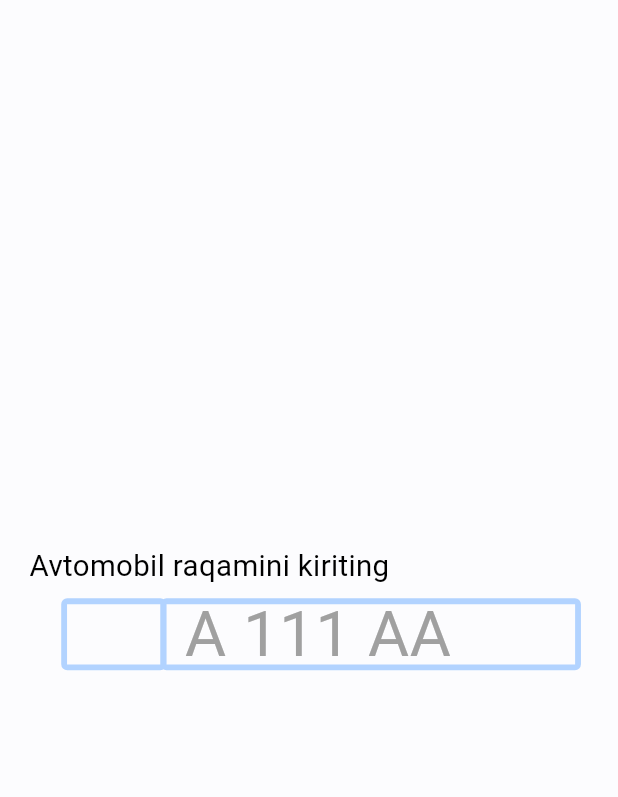
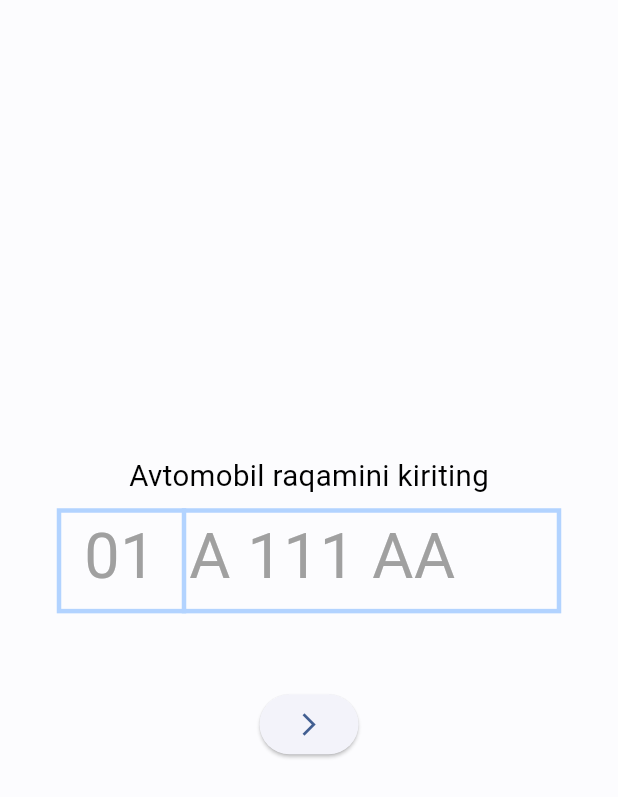
Before and after one commit to Abdurahim2704/markab, a Flutter app: the CarRegisterPage screen opened by its route, on a phone screen of 412 x 824 dp. Shown: the top 797 px of the screen. Run offline on Flutter 3.47's test engine with Material 3 defaults, Android fonts, the phone set to English and light mode, and no system bars; our stand-ins replace bloc, equatable, flutter_bloc, flutter_screenutil, flutter_svg, get_it and 4 more; accounts and stored records are empty; Roboto replaces fonts that are missing (Proxima Nova).

Commit message:
car register page ni ozgartirdim

```diff
--- a/lib/config/core/routes/route.dart
+++ b/lib/config/core/routes/route.dart
@@ -3,4 +3,5 @@ sealed class Routes {
   static const choosingRolePage = "choosing_role_page";
   static const otpPage = "otp_page";
   static const phoneNumberPage = "phone_number_page";
+  static const mapPage = "map_page";
 }
--- a/lib/features/auth/presentation/pages/car_register_page.dart
+++ b/lib/features/auth/presentation/pages/car_register_page.dart
@@ -1,6 +1,7 @@
 import 'package:flutter/material.dart';
 import 'package:flutter_screenutil/flutter_screenutil.dart';
 import 'package:markab/config/core/constants/colors.dart';
+import 'package:markab/features/auth/presentation/pages/map_page.dart';
 import 'package:mask_text_input_formatter/mask_text_input_formatter.dart';
 
 class CarRegisterPage extends StatefulWidget {
@@ -11,12 +12,10 @@ class CarRegisterPage extends StatefulWidget {
 }
 
 class _CarRegisterPageState extends State<CarRegisterPage> {
-  final carNumberMask = MaskTextInputFormatter(mask: "@ ### @@", filter: {
+  final carNumberMask = MaskTextInputFormatter(mask: "##   @ ### @@ ", filter: {
     "@": RegExp(r"[a-zA-Z]"),
     "#": RegExp(r"[0-9]"),
   });
-
-  final node = FocusNode();
   @override
   Widget build(BuildContext context) {
     return Scaffold(
@@ -25,7 +24,7 @@ class _CarRegisterPageState extends State<CarRegisterPage> {
           padding: EdgeInsets.symmetric(horizontal: 14.w),
           child: Column(
             mainAxisSize: MainAxisSize.min,
-            crossAxisAlignment: CrossAxisAlignment.start,
+            crossAxisAlignment: CrossAxisAlignment.center,
             mainAxisAlignment: MainAxisAlignment.center,
             children: [
               Text(
@@ -41,92 +40,65 @@ class _CarRegisterPageState extends State<CarRegisterPage> {
               SizedBox(
                 height: 16.h,
               ),
-              Stack(
+              Stack(alignment: AlignmentDirectional(-0.5, 0),
                 children: [
-                  Align(
-                    alignment: FractionalOffset(0.07, 0.5),
-                    child: SizedBox(
-                      width: 50.w,
+                  Container(
+                    margin: EdgeInsets.zero,
+                  padding: EdgeInsets.symmetric(horizontal: 15),
+                    width: 240.w,
+                    height: 50.w,
+                    decoration: BoxDecoration(
+                        border: Border.all(
+                            color: CustomColors.textfieldBorder, width: 3)),
                     child: TextField(
-                        focusNode: node,
-                        textAlignVertical: TextAlignVertical.bottom,
-                        cursorHeight: 40,
+
+                      textAlignVertical: TextAlignVertical.center,
+                      // cursorHeight: 40,
                       style: TextStyle(
                         color: CustomColors.black,
                         fontSize: 30.sp,
                         fontFamily: 'Proxima Nova',
                         fontWeight: FontWeight.w400,
-                          height: 0.03,
+                        height: 1,
                       ),
                       inputFormatters: [
                         carNumberMask,
                       ],
                       decoration: InputDecoration(
-                          enabledBorder: OutlineInputBorder(
-                            borderSide: BorderSide(
-                                color: CustomColors.textfieldBorder,
-                                width: 3.h),
-                          ),
-                          hintText: '01',
+                        // enabledBorder: OutlineInputBorder(
+                        //   borderSide: BorderSide(
+                        //       color: CustomColors.textfieldBorder,
+                        //       width: 3.h),
+                        // ),
+                        border: InputBorder.none,
+                        hintText: '01  A 111 AA',
                         hintStyle: TextStyle(
                           color: CustomColors.grey,
                           fontSize: 30.sp,
                           fontFamily: 'Proxima Nova',
                           fontWeight: FontWeight.w400,
-                            height: 0.03,
+                          // height: 1,
                         ),
-                          focusedBorder: OutlineInputBorder(
-                            borderSide: BorderSide(
-                                color: CustomColors.primaryBlueColor,
-                                width: 3.h),
+                        // focusedBorder: OutlineInputBorder(
+                        //   borderSide: BorderSide(
+                        //       color: CustomColors.primaryBlueColor,
+                        //       width: 3.h),
+                        // ),
+                      ),
+
                     ),
                   ),
+                  SizedBox(
+                    height: 50.w,
+                    width: 3,
+                    child: ColoredBox(color: CustomColors.textfieldBorder),
+                  )
+                ],
               ),
-                    ),
-                  ),
-                  Align(
-                    alignment: FractionalOffset(0.945, 0.5),
-                    child: SizedBox(
-                      width: 200.w,
-                      child: TextField(
-                        focusNode: node,
-                        textAlignVertical: TextAlignVertical.bottom,
-                        cursorHeight: 40,
-                        style: TextStyle(
-                          color: CustomColors.black,
-                          fontSize: 30.sp,
-                          fontFamily: 'Proxima Nova',
-                          fontWeight: FontWeight.w400,
-                          height: 0.03,
-                        ),
-                        inputFormatters: [
-                          carNumberMask,
-                        ],
-                        decoration: InputDecoration(
-                          enabledBorder: OutlineInputBorder(
-                            borderSide: BorderSide(
-                                color: CustomColors.textfieldBorder,
-                                width: 3.h),
-                          ),
-                          hintText: 'A 111 AA',
-                          hintStyle: TextStyle(
-                            color: CustomColors.grey,
-                            fontSize: 30.sp,
-                            fontFamily: 'Proxima Nova',
-                            fontWeight: FontWeight.w400,
-                            height: 0.03,
-                          ),
-                          focusedBorder: OutlineInputBorder(
-                            borderSide: BorderSide(
-                                color: CustomColors.primaryBlueColor,
-                                width: 3.h),
-                          ),
-                        ),
-                      ),
-                    ),
-                  ),
-                ],
-              )
+              SizedBox(height: 50,),
+              ElevatedButton(onPressed: () {
+                Navigator.push(context, MaterialPageRoute(builder: (context) => MapPage(),));
+              }, child: Icon(Icons.arrow_forward_ios))
             ],
           ),
         ),
--- /dev/null
+++ b/lib/features/auth/presentation/pages/map_page.dart
@@ -0,0 +1,14 @@
+import 'package:flutter/material.dart';
+
+class MapPage extends StatelessWidget {
+  const MapPage({super.key});
+
+  @override
+  Widget build(BuildContext context) {
+    return Scaffold(
+      appBar: AppBar(
+        title: Text("Map"),
+      ),
+    );
+  }
+}
--- a/lib/features/auth/presentation/pages/pages.dart
+++ b/lib/features/auth/presentation/pages/pages.dart
@@ -2,3 +2,4 @@ export 'otp_page.dart';
 export 'car_register_page.dart';
 export 'choosing_role_page.dart';
 export 'phone_number_page.dart';
+export 'map_page.dart';
```
Lines whose indentation alone changed are shown as unchanged.
